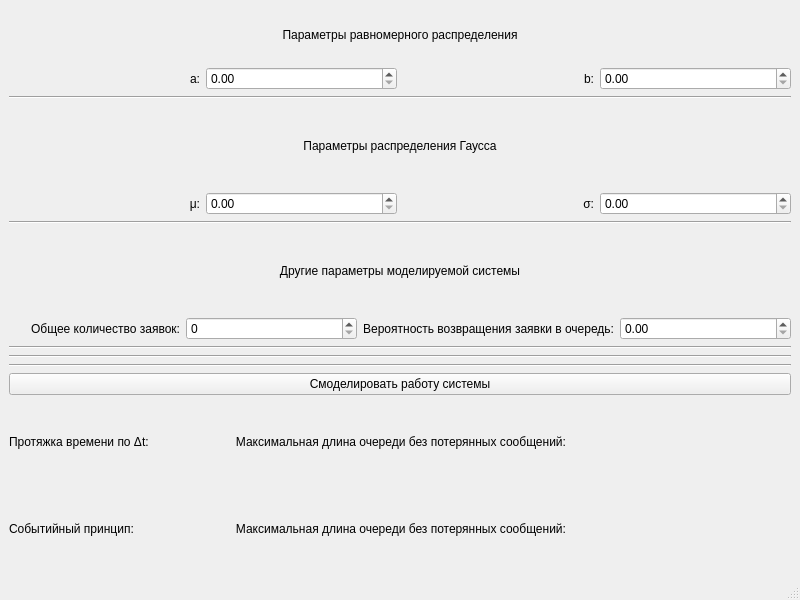
This is lab4/src/ModelingLab04/mainwindow.ui in TheSawIsTheLaw/TrueModeling as Qt 5 draws it before an edit. The edited form follows.
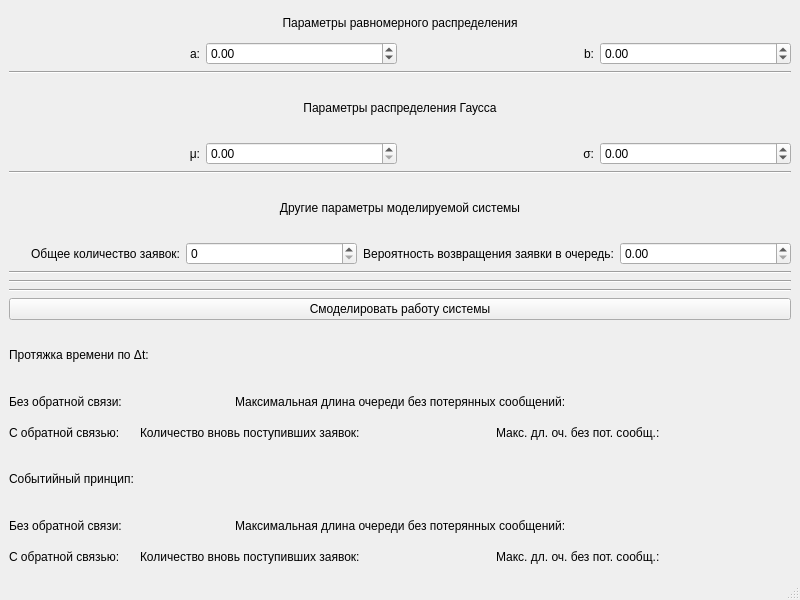
This is the edited form.

Commit message: FIX: parameters of answers

```diff
--- a/lab4/src/ModelingLab04/mainwindow.ui
+++ b/lab4/src/ModelingLab04/mainwindow.ui
@@ -22,44 +22,6 @@
       </property>
      </widget>
     </item>
-    <item row="2" column="0">
-     <widget class="QLabel" name="normalDistrLabel">
-      <property name="text">
-       <string>Параметры распределения Гаусса</string>
-      </property>
-      <property name="alignment">
-       <set>Qt::AlignCenter</set>
-      </property>
-     </widget>
-    </item>
-    <item row="12" column="0">
-     <layout class="QHBoxLayout" name="horizontalLayout_6">
-      <item>
-       <widget class="QLabel" name="eventMethodLabel">
-        <property name="text">
-         <string>Событийный принцип:</string>
-        </property>
-       </widget>
-      </item>
-      <item>
-       <widget class="QLabel" name="maxQueueEventMethodLabel">
-        <property name="text">
-         <string>Максимальная длина очереди без потерянных сообщений:</string>
-        </property>
-        <property name="alignment">
-         <set>Qt::AlignRight|Qt::AlignTrailing|Qt::AlignVCenter</set>
-        </property>
-       </widget>
-      </item>
-      <item>
-       <widget class="QLabel" name="maxQueueEventMethodAnswerLabel">
-        <property name="text">
-         <string/>
-        </property>
-       </widget>
-      </item>
-     </layout>
-    </item>
     <item row="8" column="0">
      <widget class="Line" name="line_4">
       <property name="orientation">
@@ -67,6 +29,27 @@
       </property>
      </widget>
     </item>
+    <item row="7" column="0">
+     <widget class="Line" name="line">
+      <property name="orientation">
+       <enum>Qt::Horizontal</enum>
+      </property>
+     </widget>
+    </item>
+    <item row="14" column="0">
+     <widget class="QLabel" name="eventMethodLabel">
+      <property name="text">
+       <string>Событийный принцип:</string>
+      </property>
+     </widget>
+    </item>
+    <item row="4" column="0">
+     <widget class="Line" name="line_3">
+      <property name="orientation">
+       <enum>Qt::Horizontal</enum>
+      </property>
+     </widget>
+    </item>
     <item row="3" column="0">
      <layout class="QHBoxLayout" name="horizontalLayout_2">
       <item>
@@ -84,6 +67,15 @@
         <property name="alignment">
          <set>Qt::AlignLeading|Qt::AlignLeft|Qt::AlignVCenter</set>
         </property>
+        <property name="maximum">
+         <double>10000.000000000000000</double>
+        </property>
+        <property name="singleStep">
+         <double>1.000000000000000</double>
+        </property>
+        <property name="value">
+         <double>0.000000000000000</double>
+        </property>
        </widget>
       </item>
       <item>
@@ -97,25 +89,21 @@
        </widget>
       </item>
       <item>
-       <widget class="QDoubleSpinBox" name="sigmaParameterSpinBox"/>
-      </item>
-     </layout>
-    </item>
-    <item row="10" column="0">
-     <layout class="QHBoxLayout" name="horizontalLayout_4">
-      <item>
-       <widget class="QPushButton" name="makeModelingButton">
-        <property name="text">
-         <string>Смоделировать работу системы</string>
+       <widget class="QDoubleSpinBox" name="sigmaParameterSpinBox">
+        <property name="minimum">
+         <double>-10000.000000000000000</double>
+        </property>
+        <property name="maximum">
+         <double>10000.000000000000000</double>
         </property>
        </widget>
       </item>
      </layout>
     </item>
-    <item row="5" column="0">
-     <widget class="QLabel" name="anotherParametersLabel">
+    <item row="2" column="0">
+     <widget class="QLabel" name="normalDistrLabel">
       <property name="text">
-       <string>Другие параметры моделируемой системы</string>
+       <string>Параметры распределения Гаусса</string>
       </property>
       <property name="alignment">
        <set>Qt::AlignCenter</set>
@@ -148,33 +136,91 @@
        </widget>
       </item>
       <item>
-       <widget class="QDoubleSpinBox" name="returnProbabilitySpinBox"/>
+       <widget class="QDoubleSpinBox" name="returnProbabilitySpinBox">
+        <property name="maximum">
+         <double>1.000000000000000</double>
+        </property>
+        <property name="singleStep">
+         <double>0.010000000000000</double>
+        </property>
+       </widget>
       </item>
      </layout>
     </item>
-    <item row="11" column="0">
-     <layout class="QHBoxLayout" name="horizontalLayout_5">
+    <item row="12" column="0">
+     <layout class="QVBoxLayout" name="verticalLayout_2">
       <item>
-       <widget class="QLabel" name="deltaTLabel">
-        <property name="text">
-         <string>Протяжка времени по Δt:</string>
-        </property>
-       </widget>
+       <layout class="QHBoxLayout" name="horizontalLayout_7">
+        <item>
+         <widget class="QLabel" name="withoutInverseConnectionLabel">
+          <property name="text">
+           <string>Без обратной связи:</string>
+          </property>
+         </widget>
+        </item>
+        <item>
+         <widget class="QLabel" name="withoutInverseConnectionDeltaTLabel">
+          <property name="text">
+           <string>Максимальная длина очереди без потерянных сообщений:</string>
+          </property>
+         </widget>
+        </item>
+        <item>
+         <widget class="QLabel" name="withoutInverseConnectionDeltaTAnswerLabel">
+          <property name="text">
+           <string/>
+          </property>
+         </widget>
+        </item>
+       </layout>
       </item>
       <item>
-       <widget class="QLabel" name="maxQueueDeltaTLabel">
-        <property name="text">
-         <string>Максимальная длина очереди без потерянных сообщений:</string>
-        </property>
-        <property name="alignment">
-         <set>Qt::AlignRight|Qt::AlignTrailing|Qt::AlignVCenter</set>
-        </property>
-       </widget>
+       <layout class="QHBoxLayout" name="horizontalLayout_5">
+        <item>
+         <widget class="QLabel" name="inverseConnectionLabel_2">
+          <property name="text">
+           <string>С обратной связью:</string>
+          </property>
+         </widget>
+        </item>
+        <item>
+         <widget class="QLabel" name="inverseConncetionDeltaTReturnedRequestsLabel">
+          <property name="text">
+           <string>Количество вновь поступивших заявок:</string>
+          </property>
+         </widget>
+        </item>
+        <item>
+         <widget class="QLabel" name="inverseConncetionDeltaTReturnedRequestsAnswerLabel">
+          <property name="text">
+           <string/>
+          </property>
+         </widget>
+        </item>
+        <item>
+         <widget class="QLabel" name="inverseConnectionDeltaTmaxQueueLabel">
+          <property name="text">
+           <string>Макс. дл. оч. без пот. сообщ.:</string>
+          </property>
+         </widget>
+        </item>
+        <item>
+         <widget class="QLabel" name="inverseConnectionDeltaTMaxQueueAnswerLabel">
+          <property name="text">
+           <string/>
+          </property>
+         </widget>
+        </item>
+       </layout>
       </item>
+     </layout>
+    </item>
+    <item row="10" column="0">
+     <layout class="QHBoxLayout" name="horizontalLayout_4">
       <item>
-       <widget class="QLabel" name="maxQueueDeltaTAnswerLabel">
+       <widget class="QPushButton" name="makeModelingButton">
         <property name="text">
-         <string/>
+         <string>Смоделировать работу системы</string>
         </property>
        </widget>
       </item>
@@ -205,7 +251,14 @@
          </widget>
         </item>
         <item>
-         <widget class="QDoubleSpinBox" name="aParameterSpinBox"/>
+         <widget class="QDoubleSpinBox" name="aParameterSpinBox">
+          <property name="minimum">
+           <double>-10000.000000000000000</double>
+          </property>
+          <property name="maximum">
+           <double>100000.000000000000000</double>
+          </property>
+         </widget>
         </item>
         <item>
          <widget class="QLabel" name="bLabel">
@@ -218,26 +271,19 @@
          </widget>
         </item>
         <item>
-         <widget class="QDoubleSpinBox" name="bParameterSpinBox"/>
+         <widget class="QDoubleSpinBox" name="bParameterSpinBox">
+          <property name="minimum">
+           <double>-10000.000000000000000</double>
+          </property>
+          <property name="maximum">
+           <double>10000.000000000000000</double>
+          </property>
+         </widget>
         </item>
        </layout>
       </item>
      </layout>
     </item>
-    <item row="4" column="0">
-     <widget class="Line" name="line_3">
-      <property name="orientation">
-       <enum>Qt::Horizontal</enum>
-      </property>
-     </widget>
-    </item>
-    <item row="7" column="0">
-     <widget class="Line" name="line">
-      <property name="orientation">
-       <enum>Qt::Horizontal</enum>
-      </property>
-     </widget>
-    </item>
     <item row="9" column="0">
      <widget class="Line" name="line_5">
       <property name="orientation">
@@ -245,6 +291,91 @@
       </property>
      </widget>
     </item>
+    <item row="11" column="0">
+     <widget class="QLabel" name="deltaTLabel">
+      <property name="text">
+       <string>Протяжка времени по Δt:</string>
+      </property>
+     </widget>
+    </item>
+    <item row="5" column="0">
+     <widget class="QLabel" name="anotherParametersLabel">
+      <property name="text">
+       <string>Другие параметры моделируемой системы</string>
+      </property>
+      <property name="alignment">
+       <set>Qt::AlignCenter</set>
+      </property>
+     </widget>
+    </item>
+    <item row="15" column="0">
+     <layout class="QVBoxLayout" name="verticalLayout_3">
+      <item>
+       <layout class="QHBoxLayout" name="horizontalLayout_8">
+        <item>
+         <widget class="QLabel" name="withoutInverseConnectionLabel_2">
+          <property name="text">
+           <string>Без обратной связи:</string>
+          </property>
+         </widget>
+        </item>
+        <item>
+         <widget class="QLabel" name="withoutInverseConnectionEventMaxQueueLabel">
+          <property name="text">
+           <string>Максимальная длина очереди без потерянных сообщений:</string>
+          </property>
+         </widget>
+        </item>
+        <item>
+         <widget class="QLabel" name="withoutInverseConnectionEventMaxQueueAnswerLabel">
+          <property name="text">
+           <string/>
+          </property>
+         </widget>
+        </item>
+       </layout>
+      </item>
+      <item>
+       <layout class="QHBoxLayout" name="horizontalLayout_10">
+        <item>
+         <widget class="QLabel" name="inverseConnectionLabel">
+          <property name="text">
+           <string>С обратной связью:</string>
+          </property>
+         </widget>
+        </item>
+        <item>
+         <widget class="QLabel" name="inverseConnectionEventReturnedLabel">
+          <property name="text">
+           <string>Количество вновь поступивших заявок:</string>
+          </property>
+         </widget>
+        </item>
+        <item>
+         <widget class="QLabel" name="inverseConnectionEventReturnedAnswerLabel">
+          <property name="text">
+           <string/>
+          </property>
+         </widget>
+        </item>
+        <item>
+         <widget class="QLabel" name="inverseConnectionEventMaxQueueLabel">
+          <property name="text">
+           <string>Макс. дл. оч. без пот. сообщ.:</string>
+          </property>
+         </widget>
+        </item>
+        <item>
+         <widget class="QLabel" name="inverseConnectionEventMaxQueueAnswerLabel">
+          <property name="text">
+           <string/>
+          </property>
+         </widget>
+        </item>
+       </layout>
+      </item>
+     </layout>
+    </item>
    </layout>
   </widget>
   <widget class="QMenuBar" name="menubar">
```
